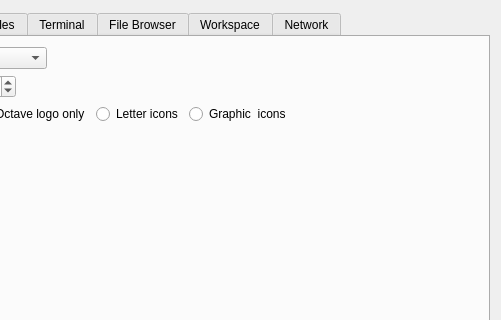
Before: the Qt Designer form libgui/src/settings-dialog.ui in ctaggart/octave, drawn with Qt 5; both pictures show x 199 to 700 and y 0 to 320 of the 700 by 480 pixel window.
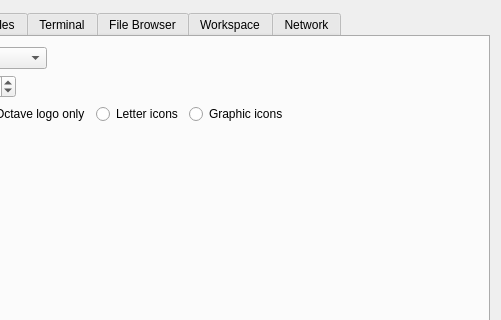
After: the same form once the commit is applied. The open tabs and pages were chosen to show the change.

Commit message:
fix of typos in text strings of the gui
* settings-dialog.ui, settings-dialog.cc(read_lexer_settings),
  octave-dock-widget.cc(make_widget), files-dock-widget.cc(contextmenu_delete)

```diff
--- a/libgui/src/settings-dialog.ui
+++ b/libgui/src/settings-dialog.ui
@@ -153,7 +153,7 @@
             <item>
              <widget class="QRadioButton" name="general_icon_graphic">
               <property name="text">
-               <string>Graphic  icons</string>
+               <string>Graphic icons</string>
               </property>
              </widget>
             </item>
```
The commit also changes 3 other files.
